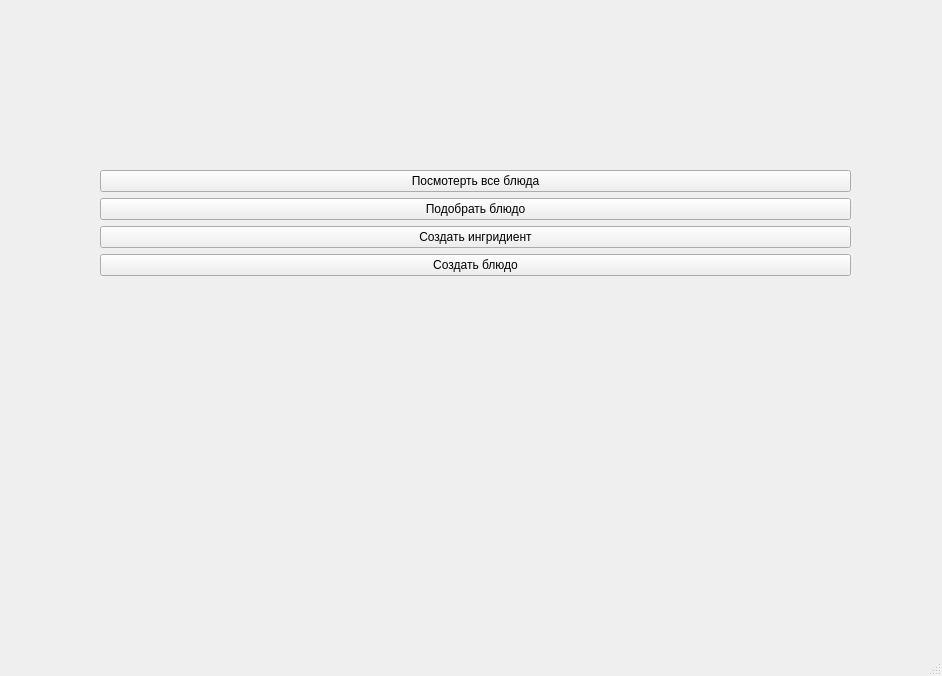
Qt form main_menu.ui (SuperNauMisha/Meals) before a commit.
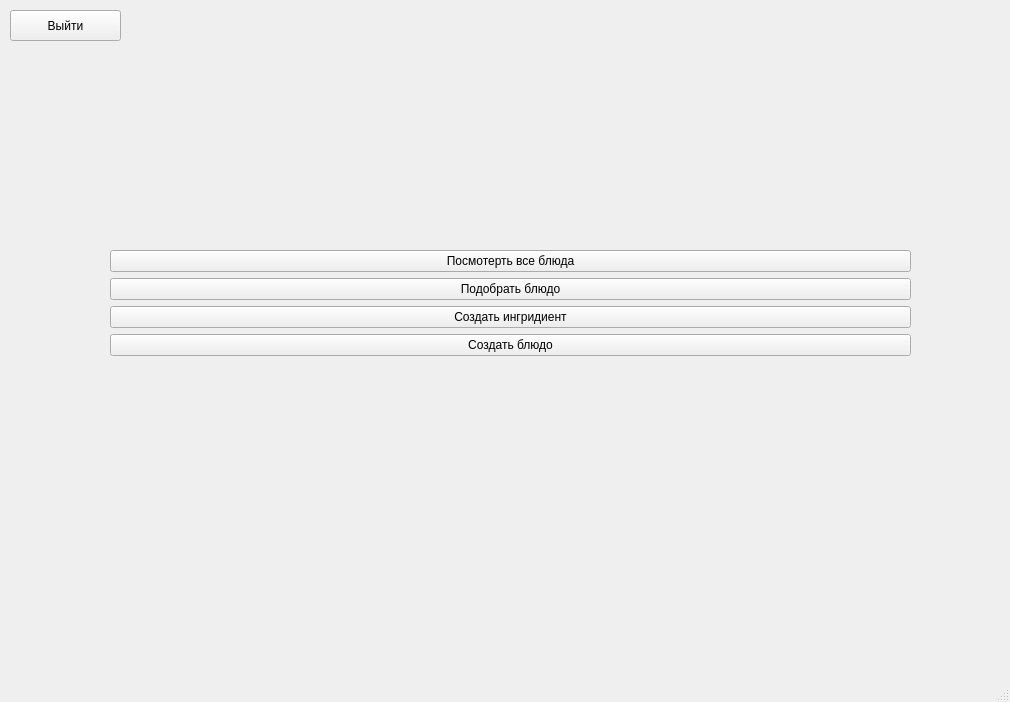
The same form after that commit.

Commit message: 3 file(Working) добавлена кнопка выхода из приложения в главном меню!!!!!

```diff
--- a/main_menu.ui
+++ b/main_menu.ui
@@ -9,8 +9,8 @@
    <rect>
     <x>0</x>
     <y>0</y>
-    <width>942</width>
-    <height>676</height>
+    <width>1010</width>
+    <height>702</height>
    </rect>
   </property>
   <property name="windowTitle">
@@ -20,10 +20,10 @@
    <widget class="QWidget" name="verticalLayoutWidget">
     <property name="geometry">
      <rect>
-      <x>0</x>
-      <y>-30</y>
-      <width>951</width>
-      <height>681</height>
+      <x>10</x>
+      <y>50</y>
+      <width>1001</width>
+      <height>631</height>
      </rect>
     </property>
     <layout class="QVBoxLayout" name="verticalLayout">
@@ -72,6 +72,19 @@
      </item>
     </layout>
    </widget>
+   <widget class="QPushButton" name="exitapp">
+    <property name="geometry">
+     <rect>
+      <x>10</x>
+      <y>10</y>
+      <width>111</width>
+      <height>31</height>
+     </rect>
+    </property>
+    <property name="text">
+     <string>Выйти</string>
+    </property>
+   </widget>
   </widget>
   <widget class="QMenuBar" name="menubar">
    <property name="geometry">
```
Left out of the diff: 2 changed lines with no effect on the pictures. The commit also changes 3 other files.
